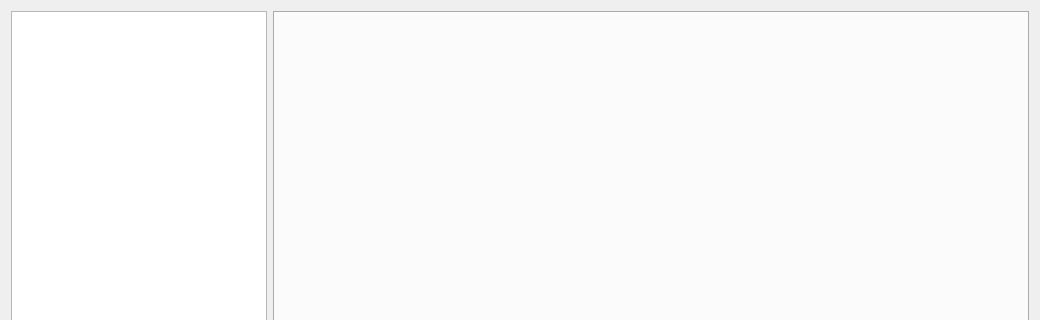
Above: src/lichii/configuration/configure.ui from Hooopix/Lichii-test- before the change; both pictures show x 0 to 1040 and y 0 to 320 of the 1040 by 760 pixel window. Below: the same form after it.
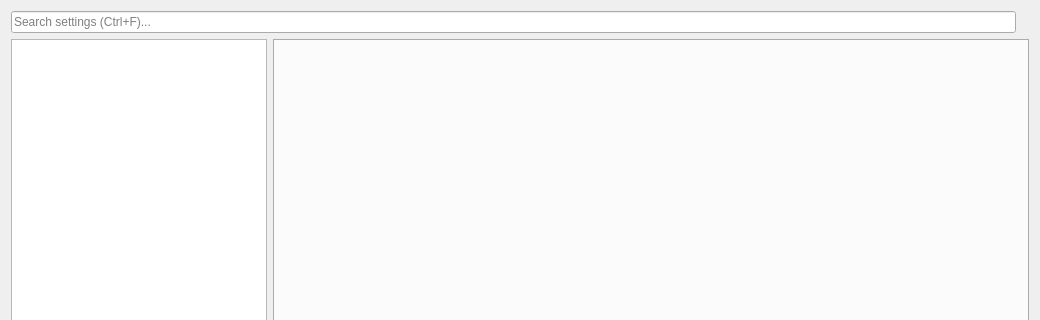
That is the form after the change.

Patch:
```diff
--- a/src/lichii/configuration/configure.ui
+++ b/src/lichii/configuration/configure.ui
@@ -14,6 +14,27 @@
     <string>Hoochii Configuration</string>
   </property>
   <layout class="QVBoxLayout" name="verticalLayout">
+   <item>
+    <layout class="QHBoxLayout" name="searchLayout">
+     <item>
+      <widget class="QLineEdit" name="searchEdit">
+       <property name="placeholderText">
+        <string>Search settings (Ctrl+F)...</string>
+       </property>
+       <property name="clearButtonEnabled">
+        <bool>true</bool>
+       </property>
+      </widget>
+     </item>
+     <item>
+      <widget class="QLabel" name="searchStatusLabel">
+       <property name="text">
+        <string/>
+       </property>
+      </widget>
+     </item>
+    </layout>
+   </item>
    <item>
     <layout class="QHBoxLayout" name="horizontalLayout">
      <item>
```
